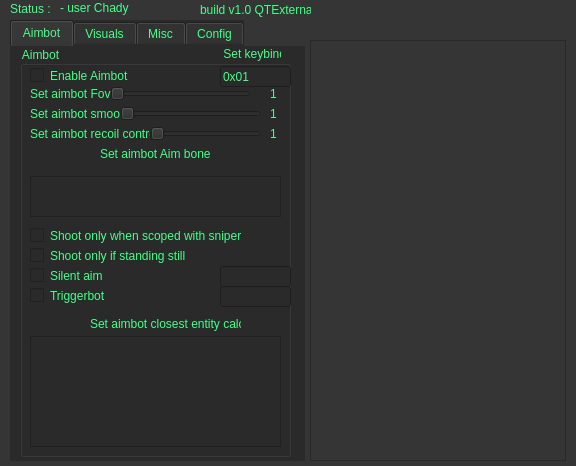
Old version of the form widget.ui in the repository skajuks/QTExternal.
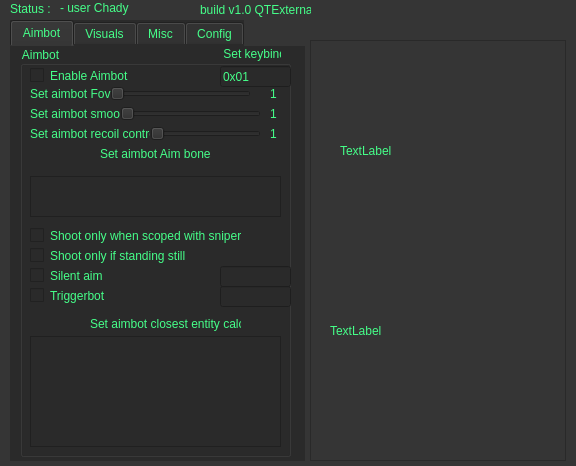
New version of the form.

Commit message: fixed cheat not working online, aimbot still sucks

```diff
--- a/widget.ui
+++ b/widget.ui
@@ -1457,6 +1457,32 @@
     </rect>
    </property>
   </widget>
+  <widget class="QLabel" name="TEST">
+   <property name="geometry">
+    <rect>
+     <x>340</x>
+     <y>70</y>
+     <width>141</width>
+     <height>161</height>
+    </rect>
+   </property>
+   <property name="text">
+    <string>TextLabel</string>
+   </property>
+  </widget>
+  <widget class="QLabel" name="CURRENT_ENT">
+   <property name="geometry">
+    <rect>
+     <x>330</x>
+     <y>250</y>
+     <width>141</width>
+     <height>161</height>
+    </rect>
+   </property>
+   <property name="text">
+    <string>TextLabel</string>
+   </property>
+  </widget>
  </widget>
  <resources/>
  <connections/>
```
The commit also changes 2 other files.
